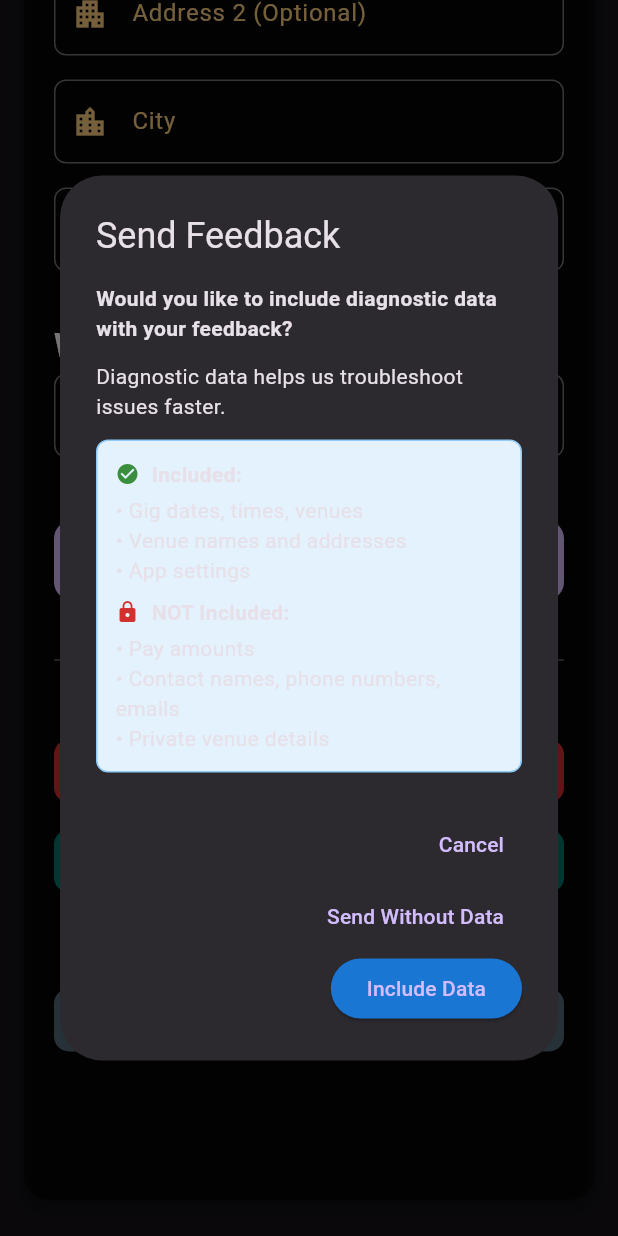
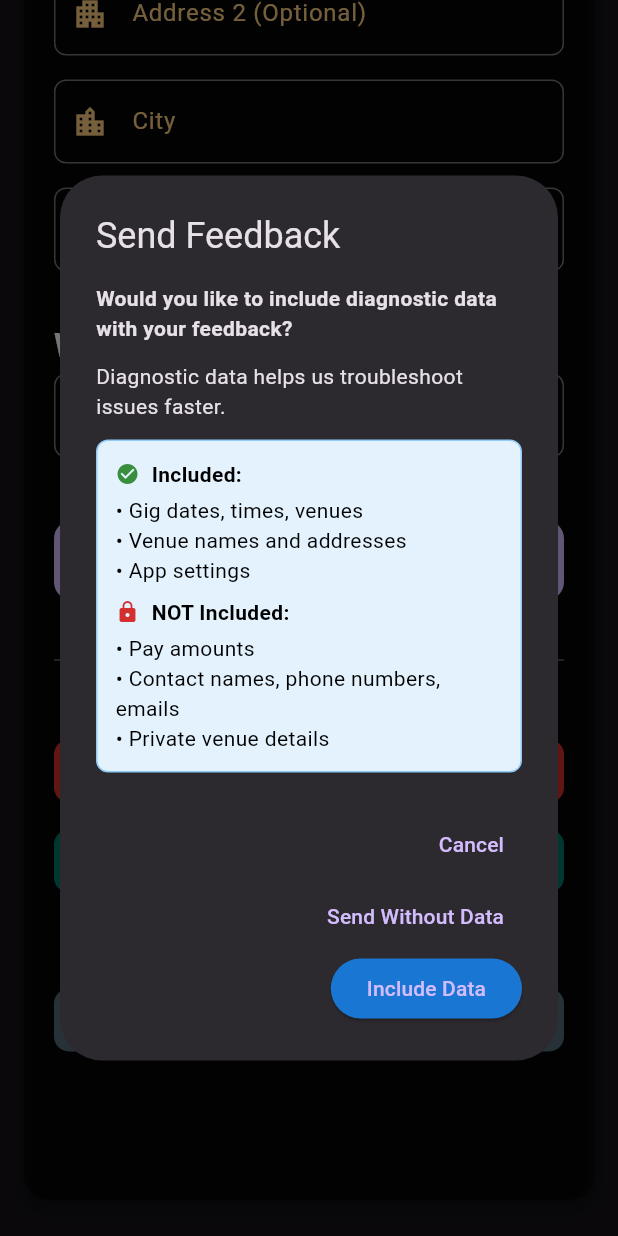
Before and after one commit to Racuza0228/theMoneyGigs2026, a Flutter app: the ProfilePage widget shown alone on an empty page, opened directly, scrolled down 393 dp, after a tap on "Send Feedback Email", on a phone screen of 412 x 824 dp. Run offline on Flutter 3.47's test engine with Material 3 defaults, Android fonts, the phone set to English and light mode, and no system bars; our stand-ins replace audioplayers, cloud_firestore, firebase_auth, firebase_core, flutter_colorpicker, flutter_local_notifications and 11 more; missing offline and left inert: in_app_update, purchases_flutter; accounts and stored records are empty; project files that could hold a hidden picture were left out.

Commit message:
Minor Profile adjustment

```diff
--- a/lib/features/profile/views/profile.dart
+++ b/lib/features/profile/views/profile.dart
@@ -4,6 +4,7 @@ import 'package:flutter/material.dart';
 import 'package:flutter/services.dart';
 import 'package:provider/provider.dart';
 import 'package:flutter/foundation.dart';
+
 import 'package:shared_preferences/shared_preferences.dart';
 import 'package:image_picker/image_picker.dart';
 import 'package:flutter_colorpicker/flutter_colorpicker.dart';
@@ -203,25 +204,25 @@ class _ProfilePageState extends State<ProfilePage> {
                     children: [
                       Icon(Icons.check_circle, size: 16, color: Colors.green.shade700),
                       const SizedBox(width: 8),
-                      const Text('Included:', style: TextStyle(fontWeight: FontWeight.bold)),
+                      const Text('Included:', style: TextStyle(fontWeight: FontWeight.bold, color: Colors.black)),
                     ],
                   ),
                   const SizedBox(height: 4),
-                  const Text('• Gig dates, times, venues'),
-                  const Text('• Venue names and addresses'),
-                  const Text('• App settings'),
+                  const Text('• Gig dates, times, venues', style: TextStyle(color: Colors.black)),
+                  const Text('• Venue names and addresses', style: TextStyle(color: Colors.black)),
+                  const Text('• App settings', style: TextStyle(color: Colors.black)),
                   const SizedBox(height: 8),
                   Row(
                     children: [
                       Icon(Icons.lock, size: 16, color: Colors.red.shade700),
                       const SizedBox(width: 8),
-                      const Text('NOT Included:', style: TextStyle(fontWeight: FontWeight.bold)),
+                      const Text('NOT Included:', style: TextStyle(fontWeight: FontWeight.bold, color: Colors.black)),
                     ],
                   ),
                   const SizedBox(height: 4),
-                  const Text('• Pay amounts'),
-                  const Text('• Contact names, phone numbers, emails'),
-                  const Text('• Private venue details'),
+                  const Text('• Pay amounts', style: TextStyle(color: Colors.black)),
+                  const Text('• Contact names, phone numbers, emails', style: TextStyle(color: Colors.black)),
+                  const Text('• Private venue details', style: TextStyle(color: Colors.black)),
                 ],
               ),
             ),
```
